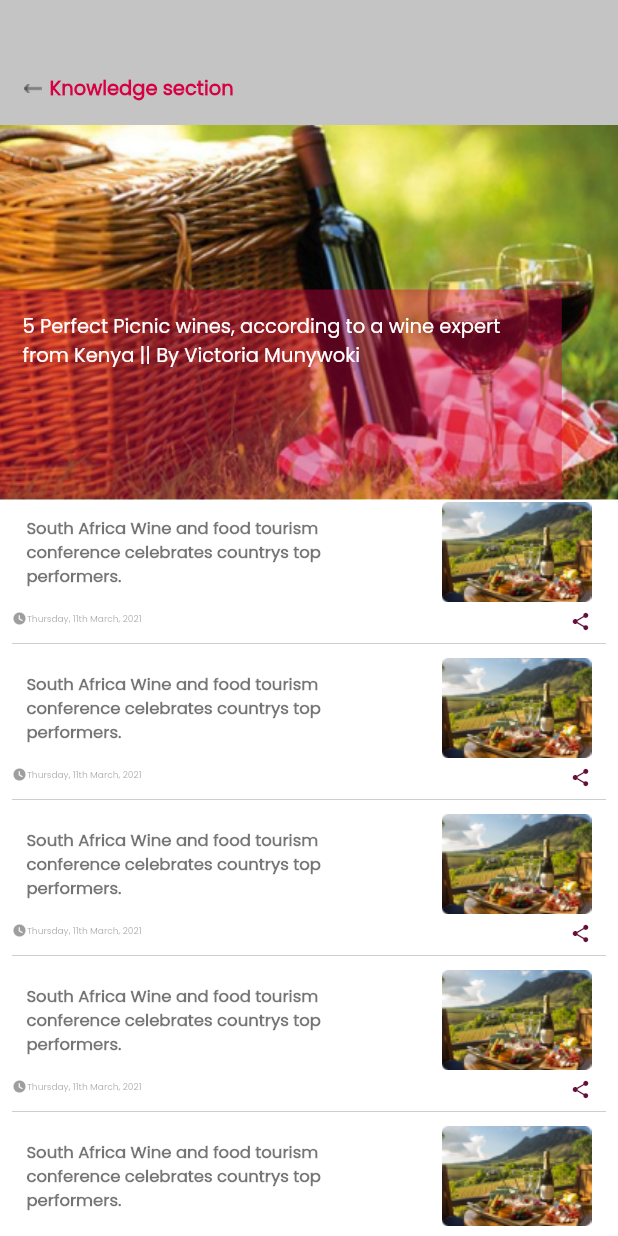
After one commit to Dinox869/zoho, a Flutter app: the knowledge_section screen opened directly, on a phone screen of 412 x 824 dp. The commit adds this screen. Run offline on Flutter 3.47's test engine with Material 2 defaults, Android fonts, the phone set to English and light mode, and no system bars; our stand-ins replace group_button.

Commit message:
progress knowledge bottomNavbar home design

```diff
--- /dev/null
+++ b/lib/UI/Knowledge/knowledge_section.dart
@@ -0,0 +1,173 @@
+import 'package:flutter/material.dart';
+import 'package:zoho_wines/UI/Knowledge/spec_details.dart';
+
+class knowledge_section extends StatefulWidget
+{
+  @override
+  know_sec createState()=> know_sec();
+
+}
+
+class know_sec extends State<knowledge_section>{
+  @override
+  Widget build(BuildContext context) {
+    return Scaffold(
+      body: SingleChildScrollView(
+        child: Container(
+          color: Color(0xFFC4C4C4),
+          child: Column(
+            children: [
+              SizedBox(height:35),
+              Container(
+                color: Color(0xFFC4C4C4),
+                child: MaterialButton(
+                  onPressed: ()
+                  {
+                    Navigator.pop(context);
+                  },
+                  child: Row(
+                    mainAxisAlignment: MainAxisAlignment.start,
+                    children: [
+                      Image.asset('assets/images/back.png'),
+                      SizedBox(width: 5,),
+                      Text('Knowledge section',
+                        style: TextStyle(
+                            color: Color(0xFFD60042),
+                            fontSize: 13,
+                            fontWeight: FontWeight.bold,
+                            fontFamily: 'Poppins'
+                        ),
+                      ),
+                    ],
+                  ),
+                ),
+              ),
+              Container(
+                width: MediaQuery.of(context).size.width/1,
+                height: 250,
+                child: Stack(
+                  children: [
+                    Container(
+                      width: MediaQuery.of(context).size.width/1,
+                      height: 250,
+                      child: Image.asset('assets/images/wine_bottle.png',
+                        fit: BoxFit.fitHeight,
+                      ),
+                    ),
+                    Align(
+                      alignment: Alignment.bottomLeft,
+                      child: Container(
+                        color: Color(0xFFD60042).withOpacity(0.4),
+                        height: 140,
+                        width: MediaQuery.of(context).size.width/1.1,
+                        child: Padding(
+                          padding: const EdgeInsets.all(15.0),
+                          child: Text('5 Perfect Picnic wines, according to a wine expert from Kenya || By Victoria Munywoki',
+                          style: TextStyle(
+                            color: Colors.white,
+                            fontFamily: 'Poppins',
+                            fontSize: 13
+                          ),
+                          ),
+                        ),
+                      ),
+                    )
+                  ],
+                ),
+              ),
+              Container(
+                color: Colors.white,
+                width: MediaQuery.of(context).size.width/1,
+                height: 500,
+                child: ListView.builder(
+                    itemCount: 6,
+                    itemBuilder: (BuildContext ctxt, int index) =>listdisplay(ctxt,index)
+                ),
+              )
+
+            ],
+          ),
+        ),
+      ),
+    );
+  }
+
+  listdisplay(BuildContext ctxt, int index) {
+        return GestureDetector(
+          onTap: ()
+          {
+              Navigator.push(context, MaterialPageRoute(builder: (context)=>
+              spec_details()
+              ));
+          },
+          child: Container(
+            child: Padding(
+              padding: const EdgeInsets.only(left:8.0,right: 8.0),
+              child: Column(
+                children: [
+                  Row(
+                    mainAxisAlignment: MainAxisAlignment.spaceAround,
+                    children: [
+                      Container(
+                        width: MediaQuery.of(context).size.width/1.6,
+                        child: Text('South Africa Wine and food tourism conference celebrates countrys top performers.',
+                        style: TextStyle(
+                          color: Colors.black54,
+                          fontSize: 11,
+                          fontFamily: 'Poppins',
+                          fontWeight: FontWeight.bold
+                        ),
+                        ),
+                      ),
+                      Container(
+                        height: 70,
+                        width: 100,
+                        decoration: new BoxDecoration(
+                            color: Colors.white,
+                            borderRadius: new BorderRadius.only(
+                              bottomLeft: const Radius.circular(20.0),
+                              topLeft:const Radius.circular(20.0),
+                              bottomRight: const Radius.circular(20.0),
+                              topRight:const Radius.circular(20.0),
+                            )
+                        ),
+                        child: Image.asset('assets/images/red_bottle.png',
+                        fit: BoxFit.contain,
+                        ),
+                      )
+                    ],
+                  ),
+                  Row(
+                    mainAxisAlignment: MainAxisAlignment.spaceBetween,
+                    children: [
+                          Row(
+                            children: [
+                              Icon(Icons.watch_later,color: Colors.black38,size: 10,),
+                              Text('Thursday, 11th March, 2021',
+                              style: TextStyle(
+                                color: Colors.black38,
+                                fontSize: 6,
+                                fontFamily: 'Poppins',
+                              ),
+                              )
+                            ],
+                          ),
+                        Padding(
+                          padding: const EdgeInsets.only(right:10.0,top: 4),
+                          child:Icon(Icons.share,color: Color(0xFF62103B),size: 14,)
+//                        Image.asset('assets/images/share.png'),
+                        )
+                    ],
+                  ),
+                  Divider(
+                    thickness: 0.5,
+                    color: Colors.black26,
+                  )
+                ],
+              ),
+            ),
+          ),
+        );
+  }
+
+}
--- a/pubspec.yaml
+++ b/pubspec.yaml
@@ -67,6 +67,10 @@ flutter:
     - assets/images/cal_grey.png
     - assets/images/person_grey.png
     - assets/images/bucket_grey.png
+    - assets/images/red_bottle.png
+    - assets/images/wine_bottle.png
+    - assets/images/clock.png
+    - assets/images/share.png
 
 
 
```
Also changed, not shown: lib/UI/Home/Home_page.dart (+10 -3 lines), lib/UI/Knowledge/spec_details.dart (added, +102 -0 lines), assets/images/clock.png (added), assets/images/red_bottle.png (added), assets/images/share.png (added), assets/images/wine_bottle.png (added).
